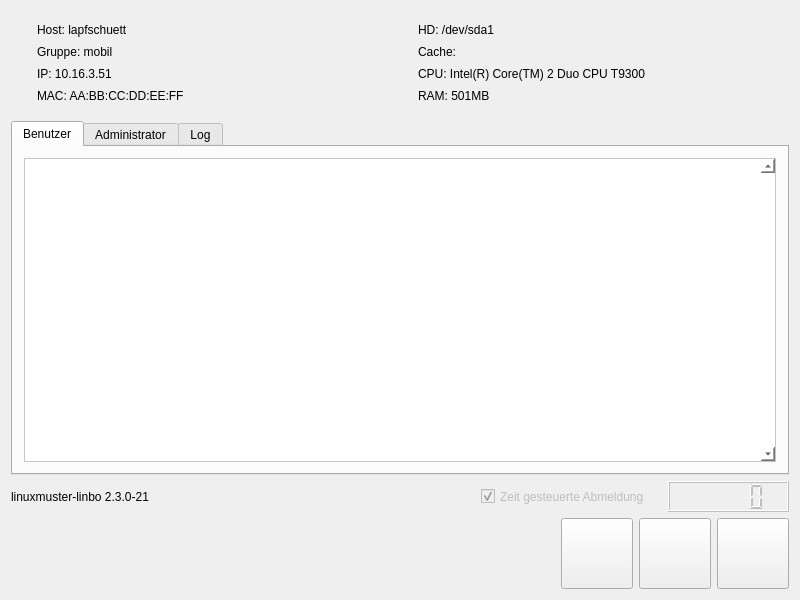
Above: linbo_gui/linbogui.ui from linuxmuster/linuxmuster-linbo before the change. Below: the same form after it.
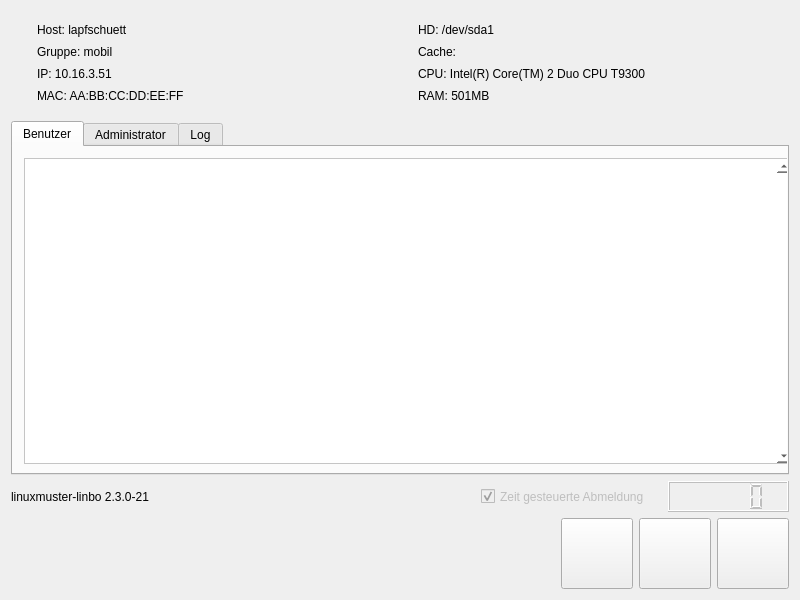
That is the form after the change. The open tabs and pages were chosen to show the change. Icons and pictures are not drawn.

Commit message: adding of os and image widget from start.conf implemented

The edit to the form file:
```diff
--- a/linbo_gui/linbogui.ui
+++ b/linbo_gui/linbogui.ui
@@ -14,17 +14,6 @@
    <string>Linbo</string>
   </property>
  <widget class="QWidget" name="centralwidget">
-  <property name="windowModality">
-   <enum>Qt::ApplicationModal</enum>
-  </property>
-  <property name="geometry">
-   <rect>
-    <x>0</x>
-    <y>0</y>
-    <width>794</width>
-    <height>571</height>
-   </rect>
-  </property>
   <property name="sizePolicy">
    <sizepolicy hsizetype="Expanding" vsizetype="Expanding">
     <horstretch>1</horstretch>
@@ -287,13 +276,19 @@
       </attribute>
       <layout class="QHBoxLayout" name="horizontalLayout_4">
        <item>
-        <widget class="QScrollArea" name="osarea">
+         <widget class="QScrollArea" name="osareaview">
          <property name="sizePolicy">
           <sizepolicy hsizetype="Expanding" vsizetype="Expanding">
            <horstretch>1</horstretch>
            <verstretch>1</verstretch>
           </sizepolicy>
          </property>
+          <property name="minimumSize">
+           <size>
+            <width>768</width>
+            <height>306</height>
+           </size>
+          </property>
          <property name="autoFillBackground">
           <bool>true</bool>
          </property>
@@ -303,21 +298,52 @@
          <property name="verticalScrollBarPolicy">
           <enum>Qt::ScrollBarAlwaysOn</enum>
          </property>
+          <property name="sizeAdjustPolicy">
+           <enum>QAbstractScrollArea::AdjustIgnored</enum>
+          </property>
          <property name="widgetResizable">
           <bool>true</bool>
          </property>
-         <widget class="QWidget" name="scrollAreaWidgetContents_2">
+          <widget class="QWidget" name="osarea">
           <property name="geometry">
            <rect>
             <x>0</x>
             <y>0</y>
-            <width>738</width>
-            <height>273</height>
-           </rect>
-          </property>
-          <layout class="QGridLayout" name="gridLayout_2">
-           <item row="0" column="0">
-            <layout class="QGridLayout" name="gridLayout"/>
+             <width>744</width>
+             <height>302</height>
+            </rect>
+           </property>
+           <property name="sizePolicy">
+            <sizepolicy hsizetype="Preferred" vsizetype="Preferred">
+             <horstretch>0</horstretch>
+             <verstretch>0</verstretch>
+            </sizepolicy>
+           </property>
+           <property name="minimumSize">
+            <size>
+             <width>744</width>
+             <height>302</height>
+            </size>
+           </property>
+           <layout class="QHBoxLayout" name="horizontalLayout_7">
+            <item>
+             <layout class="QGridLayout" name="osareaLayout">
+              <property name="leftMargin">
+               <number>20</number>
+              </property>
+              <property name="topMargin">
+               <number>20</number>
+              </property>
+              <property name="rightMargin">
+               <number>20</number>
+              </property>
+              <property name="bottomMargin">
+               <number>20</number>
+              </property>
+              <property name="spacing">
+               <number>20</number>
+              </property>
+             </layout>
            </item>
           </layout>
          </widget>
```
Left out of the diff: 47 changed lines with no effect on the pictures. Lines whose indentation alone changed are shown as unchanged. The commit also changes 2 other files.
